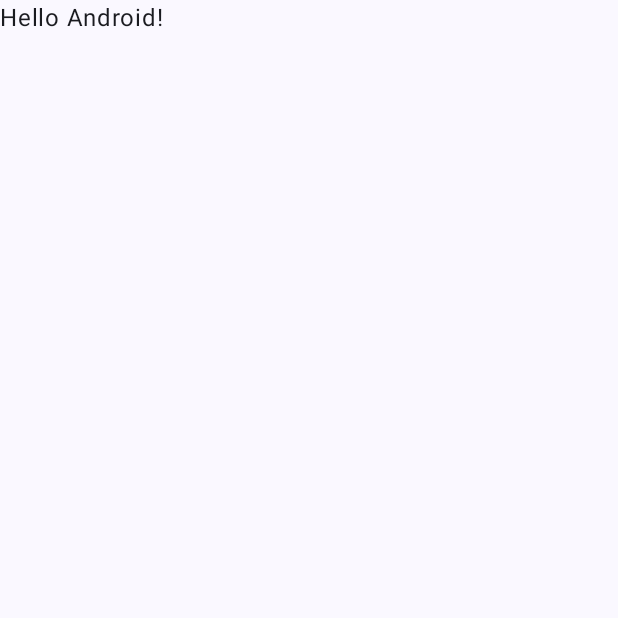
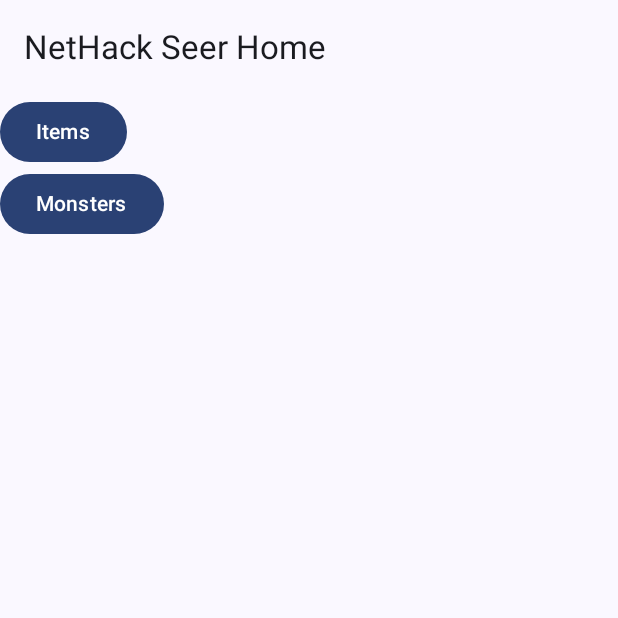
Before and after one commit to jera1470/NetHackSeer, an Android app built with Jetpack Compose: the screen it shows after launch (MainActivity), on a phone screen of 412 x 824 dp, the top half of it. Before the commit the part shown is almost empty. Run offline under Robolectric (Android 15) with nearby library versions, the phone set to English and light mode, and no system bars.

Commit message:
feat: Implement initial home screen with navigation
- Added `HomeScreen` composable with buttons for "Items" and "Monsters".
- Implemented (potential) basic navigation structure using `NavHost` and `rememberNavController`.
- Created `HomeViewModel` to handle home screen logic.
- Updated `MainActivity` to display `AppNavigation`.
- Added necessary dependencies for Lifecycle and Navigation components.
- Updated Android Gradle Plugin version.
- Removed unused `ExampleUnitTest.kt`.
- Cleaned up `AndroidManifest.xml` and `Theme.kt`.

```diff
--- a/app/src/main/java/com/example/nethackseer/MainActivity.kt
+++ b/app/src/main/java/com/example/nethackseer/MainActivity.kt
@@ -6,12 +6,16 @@ import androidx.activity.compose.setContent
 import androidx.activity.enableEdgeToEdge
 import androidx.compose.foundation.layout.fillMaxSize
 import androidx.compose.foundation.layout.padding
+import androidx.compose.material3.MaterialTheme
 import androidx.compose.material3.Scaffold
+import androidx.compose.material3.Surface
 import androidx.compose.material3.Text
 import androidx.compose.runtime.Composable
 import androidx.compose.ui.Modifier
 import androidx.compose.ui.tooling.preview.Preview
+import com.example.nethackseer.ui.navigation.AppNavigation
 import com.example.nethackseer.ui.theme.NetHackSeerTheme
+
 
 class MainActivity : ComponentActivity() {
     override fun onCreate(savedInstanceState: Bundle?) {
@@ -19,11 +23,11 @@ class MainActivity : ComponentActivity() {
         enableEdgeToEdge()
         setContent {
             NetHackSeerTheme {
-                Scaffold(modifier = Modifier.fillMaxSize()) { innerPadding ->
-                    Greeting(
-                        name = "Android",
-                        modifier = Modifier.padding(innerPadding)
-                    )
+                Surface (
+                    modifier = Modifier.fillMaxSize(),
+                    color = MaterialTheme.colorScheme.background
+                ) {
+                    PlaceHolderContent()
                 }
             }
         }
@@ -31,17 +35,12 @@ class MainActivity : ComponentActivity() {
 }
 
 @Composable
-fun Greeting(name: String, modifier: Modifier = Modifier) {
-    Text(
-        text = "Hello $name!",
-        modifier = modifier
-    )
+fun PlaceHolderContent(){
+    Surface(
+        modifier = Modifier.fillMaxSize(),
+        color = MaterialTheme.colorScheme.background
+    ){
+        AppNavigation()
+    }
+
 }
-
-@Preview(showBackground = true)
-@Composable
-fun GreetingPreview() {
-    NetHackSeerTheme {
-        Greeting("Android")
-    }
-}
--- /dev/null
+++ b/app/src/main/java/com/example/nethackseer/ui/homescreen/HomeScreen.kt
@@ -0,0 +1,52 @@
+package com.example.nethackseer.ui.homescreen
+
+import androidx.compose.foundation.layout.Column
+import androidx.compose.foundation.layout.padding
+import androidx.compose.material3.Button
+import androidx.compose.material3.ExperimentalMaterial3Api
+import androidx.compose.material3.Scaffold
+import androidx.compose.material3.Text
+import androidx.compose.material3.TopAppBar
+import androidx.compose.runtime.Composable
+import androidx.compose.ui.Modifier
+import androidx.compose.ui.tooling.preview.Preview
+import androidx.lifecycle.viewmodel.compose.viewModel
+import com.example.nethackseer.ui.theme.NetHackSeerTheme
+
+@OptIn(ExperimentalMaterial3Api::class)
+@Composable
+fun HomeScreen(
+    homeViewModel: HomeViewModel = viewModel(),
+//    onItemsClicked: () -> Unit,
+//    onMonstersClicked: () -> Unit,
+//    onSettingsClicked: () -> Unit,
+//    onAboutClicked: () -> Unit
+) {
+    Scaffold (
+        topBar = {
+            TopAppBar(title = {
+                Text(text = "NetHack Seer Home")
+            })
+        }
+    ){
+        innerPadding ->
+        Column(
+            modifier = Modifier.padding(innerPadding)
+        ) {
+            Button(onClick = { homeViewModel.onItemsClicked() }) {
+                Text(text = "Items")
+            }
+            Button(onClick = { homeViewModel.onMonstersClicked() }) {
+                Text(text = "Monsters")
+            }
+        }
+    }
+}
+
+@Preview(showBackground = true)
+@Composable
+fun HomeScreenPreview() {
+    NetHackSeerTheme {
+        HomeScreen()
+    }
+}
--- /dev/null
+++ b/app/src/main/java/com/example/nethackseer/ui/homescreen/HomeViewModel.kt
@@ -0,0 +1,24 @@
+package com.example.nethackseer.ui.homescreen
+
+import androidx.lifecycle.ViewModel
+
+class HomeViewModel (
+
+) : ViewModel() {
+    fun onItemsClicked(){
+
+    }
+
+    fun onMonstersClicked(){
+
+    }
+
+    fun onSettingsClicked(){
+
+    }
+
+    fun onAboutClicked(){
+
+
+    }
+}
--- /dev/null
+++ b/app/src/main/java/com/example/nethackseer/ui/navigation/AppNavigation.kt
@@ -0,0 +1,22 @@
+package com.example.nethackseer.ui.navigation
+
+import androidx.compose.runtime.Composable
+import androidx.navigation.compose.NavHost
+import androidx.navigation.compose.composable
+import androidx.navigation.compose.rememberNavController
+import com.example.nethackseer.ui.homescreen.HomeScreen
+
+@Composable
+fun AppNavigation() {
+    val navController = rememberNavController()
+    NavHost(navController = navController, startDestination = "home") {
+        composable("home"){
+            HomeScreen(
+//                onItemsClicked = { navController.navigate("items") },
+//                onMonstersClicked = { navController.navigate("monsters") },
+//                onSettingsClicked = { navController.navigate("settings") },
+//                onAboutClicked = { navController.navigate("about") }
+            )
+        }
+    }
+}
--- a/app/src/main/java/com/example/nethackseer/ui/theme/Theme.kt
+++ b/app/src/main/java/com/example/nethackseer/ui/theme/Theme.kt
@@ -1,6 +1,5 @@
 package com.example.nethackseer.ui.theme
 
-import android.app.Activity
 import android.os.Build
 import androidx.compose.foundation.isSystemInDarkTheme
 import androidx.compose.material3.MaterialTheme
@@ -45,7 +44,6 @@ fun NetHackSeerTheme(
         val context = LocalContext.current
         if (darkTheme) dynamicDarkColorScheme(context) else dynamicLightColorScheme(context)
       }
-
       darkTheme -> DarkColorScheme
       else -> LightColorScheme
     }
--- a/app/src/main/res/values/themes.xml
+++ b/app/src/main/res/values/themes.xml
@@ -1,5 +1,4 @@
 <?xml version="1.0" encoding="utf-8"?>
 <resources>
-
     <style name="Theme.NetHackSeer" parent="android:Theme.Material.Light.NoActionBar" />
 </resources>
```
Also changed, not shown: app/build.gradle.kts (+17 -0 lines), app/src/main/AndroidManifest.xml (+4 -4 lines), gradle/libs.versions.toml (+8 -8 lines), 1 other file. Lines whose indentation alone changed are shown as unchanged.
